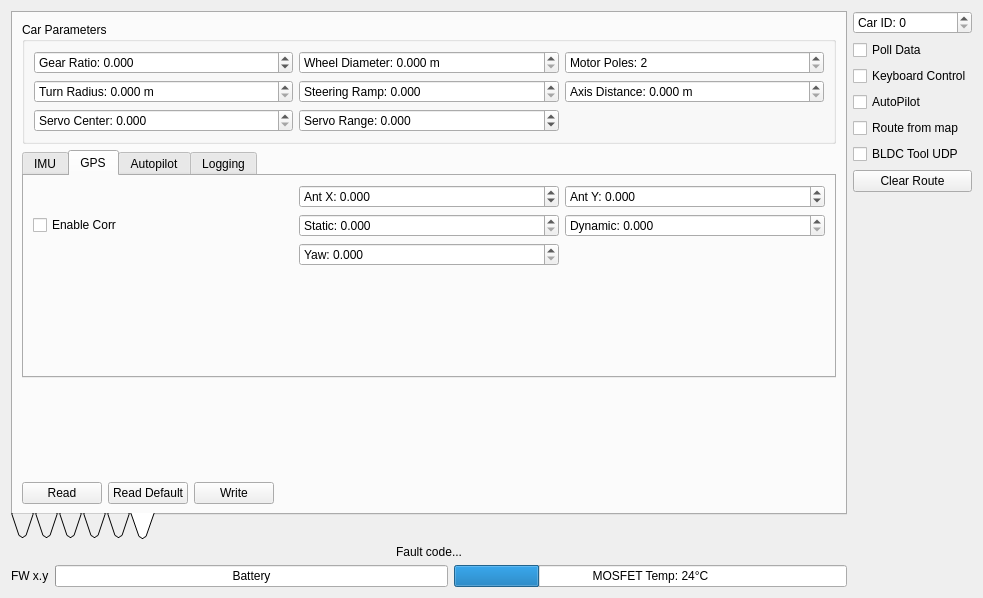
The window that Linux/RC_Car_Tool/carinterface.ui (vedderb/rise_sdvp) describes before a commit, drawn with Qt 5.
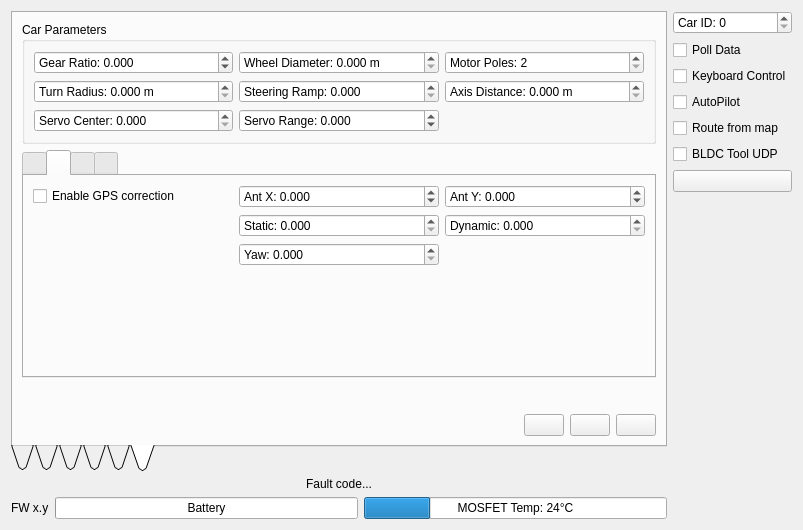
The same window after the commit. The open tabs and pages were chosen to show the change. Icons and pictures are not drawn. Custom widgets are drawn as their Qt base class.

Patch:
```diff
--- a/Linux/RC_Car_Tool/carinterface.ui
+++ b/Linux/RC_Car_Tool/carinterface.ui
@@ -6,8 +6,8 @@
    <rect>
     <x>0</x>
     <y>0</y>
-    <width>983</width>
-    <height>598</height>
+    <width>803</width>
+    <height>530</height>
    </rect>
   </property>
   <property name="windowTitle">
@@ -698,6 +698,9 @@
            </property>
            <widget class="QWidget" name="tab_7">
             <attribute name="title">
+             <string/>
+            </attribute>
+            <attribute name="toolTip">
              <string>IMU</string>
             </attribute>
             <layout class="QVBoxLayout" name="verticalLayout_10">
@@ -981,6 +984,9 @@
            </widget>
            <widget class="QWidget" name="tab_8">
             <attribute name="title">
+             <string/>
+            </attribute>
+            <attribute name="toolTip">
              <string>GPS</string>
             </attribute>
             <layout class="QVBoxLayout" name="verticalLayout_11">
@@ -1018,29 +1024,6 @@
                  </property>
                 </widget>
                </item>
-               <item row="1" column="0">
-                <widget class="QCheckBox" name="confGpsCorrBox">
-                 <property name="text">
-                  <string>Enable Corr</string>
-                 </property>
-                </widget>
-               </item>
-               <item row="1" column="1">
-                <widget class="QDoubleSpinBox" name="confGpsCorrStatBox">
-                 <property name="prefix">
-                  <string>Static: </string>
-                 </property>
-                 <property name="decimals">
-                  <number>3</number>
-                 </property>
-                 <property name="maximum">
-                  <double>1000.000000000000000</double>
-                 </property>
-                 <property name="singleStep">
-                  <double>0.010000000000000</double>
-                 </property>
-                </widget>
-               </item>
                <item row="1" column="2">
                 <widget class="QDoubleSpinBox" name="confGpsCorrDynBox">
                  <property name="prefix">
@@ -1073,6 +1056,29 @@
                  </property>
                 </widget>
                </item>
+               <item row="0" column="0">
+                <widget class="QCheckBox" name="confGpsCorrBox">
+                 <property name="text">
+                  <string>Enable GPS correction</string>
+                 </property>
+                </widget>
+               </item>
+               <item row="1" column="1">
+                <widget class="QDoubleSpinBox" name="confGpsCorrStatBox">
+                 <property name="prefix">
+                  <string>Static: </string>
+                 </property>
+                 <property name="decimals">
+                  <number>3</number>
+                 </property>
+                 <property name="maximum">
+                  <double>1000.000000000000000</double>
+                 </property>
+                 <property name="singleStep">
+                  <double>0.010000000000000</double>
+                 </property>
+                </widget>
+               </item>
               </layout>
              </item>
              <item>
@@ -1092,6 +1098,9 @@
            </widget>
            <widget class="QWidget" name="tab_9">
             <attribute name="title">
+             <string/>
+            </attribute>
+            <attribute name="toolTip">
              <string>Autopilot</string>
             </attribute>
             <layout class="QVBoxLayout" name="verticalLayout_13">
@@ -1138,6 +1147,9 @@
            </widget>
            <widget class="QWidget" name="tab_10">
             <attribute name="title">
+             <string/>
+            </attribute>
+            <attribute name="toolTip">
              <string>Logging</string>
             </attribute>
             <layout class="QVBoxLayout" name="verticalLayout_14">
@@ -1194,40 +1206,52 @@
          </item>
          <item>
           <layout class="QHBoxLayout" name="horizontalLayout_7">
+           <item>
+            <spacer name="horizontalSpacer_3">
+             <property name="orientation">
+              <enum>Qt::Horizontal</enum>
+             </property>
+             <property name="sizeHint" stdset="0">
+              <size>
+               <width>40</width>
+               <height>20</height>
+              </size>
+             </property>
+            </spacer>
+           </item>
            <item>
             <widget class="QPushButton" name="confReadButton">
              <property name="text">
-              <string>Read</string>
+              <string/>
+             </property>
+             <property name="icon">
+              <iconset resource="resources.qrc">
+               <normaloff>:/models/Icons/Upload-96.png</normaloff>:/models/Icons/Upload-96.png</iconset>
              </property>
             </widget>
            </item>
            <item>
             <widget class="QPushButton" name="confReadDefaultButton">
              <property name="text">
-              <string>Read Default</string>
+              <string/>
+             </property>
+             <property name="icon">
+              <iconset resource="resources.qrc">
+               <normaloff>:/models/Icons/HDD-96.png</normaloff>:/models/Icons/HDD-96.png</iconset>
              </property>
             </widget>
            </item>
            <item>
             <widget class="QPushButton" name="confWriteButton">
              <property name="text">
-              <string>Write</string>
+              <string/>
+             </property>
+             <property name="icon">
+              <iconset resource="resources.qrc">
+               <normaloff>:/models/Icons/Download-96.png</normaloff>:/models/Icons/Download-96.png</iconset>
              </property>
             </widget>
            </item>
-           <item>
-            <spacer name="horizontalSpacer_3">
-             <property name="orientation">
-              <enum>Qt::Horizontal</enum>
-             </property>
-             <property name="sizeHint" stdset="0">
-              <size>
-               <width>40</width>
-               <height>20</height>
-              </size>
-             </property>
-            </spacer>
-           </item>
           </layout>
          </item>
         </layout>
@@ -1336,7 +1360,7 @@
      <item>
       <widget class="QPushButton" name="clearRouteButton">
        <property name="text">
-        <string>Clear Route</string>
+        <string/>
        </property>
        <property name="icon">
         <iconset resource="resources.qrc">
@@ -1362,18 +1386,18 @@
   </layout>
  </widget>
  <customwidgets>
-  <customwidget>
-   <class>OrientationWidget</class>
-   <extends>QWidget</extends>
-   <header>orientationwidget.h</header>
-   <container>1</container>
-  </customwidget>
   <customwidget>
    <class>QCustomPlot</class>
    <extends>QWidget</extends>
    <header>qcustomplot.h</header>
    <container>1</container>
   </customwidget>
+  <customwidget>
+   <class>OrientationWidget</class>
+   <extends>QWidget</extends>
+   <header>orientationwidget.h</header>
+   <container>1</container>
+  </customwidget>
  </customwidgets>
  <resources>
   <include location="resources.qrc"/>
```
Left out of the diff: 71 changed lines with no effect on the pictures.
